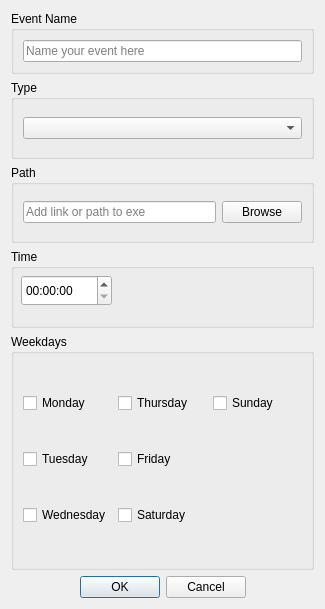
The window that UlyssesApp/eventedit.ui (EdsilvaEps/Ulysses) describes before a commit, drawn with Qt 5.
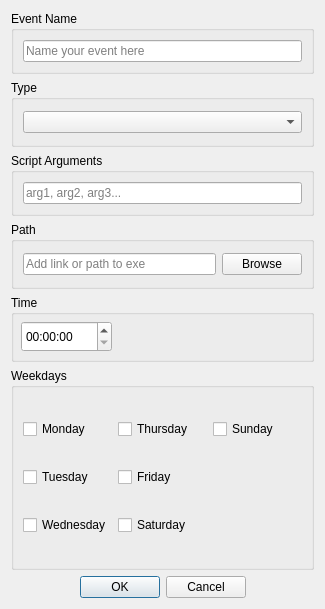
The same window after the commit.

Commit message: Add visual and functional features for running scripts in bash and python with arguments

What changed in the file:
```diff
--- a/UlyssesApp/eventedit.ui
+++ b/UlyssesApp/eventedit.ui
@@ -58,6 +58,22 @@
      </layout>
     </widget>
    </item>
+   <item>
+    <widget class="QGroupBox" name="scriptArgsBox">
+     <property name="title">
+      <string>Script Arguments</string>
+     </property>
+     <layout class="QHBoxLayout" name="horizontalLayout_3">
+      <item>
+       <widget class="QLineEdit" name="scriptArgsLine">
+        <property name="placeholderText">
+         <string>arg1, arg2, arg3...</string>
+        </property>
+       </widget>
+      </item>
+     </layout>
+    </widget>
+   </item>
    <item>
     <widget class="QGroupBox" name="groupBox_2">
      <property name="sizePolicy">
```
The commit also changes 9 other files.
